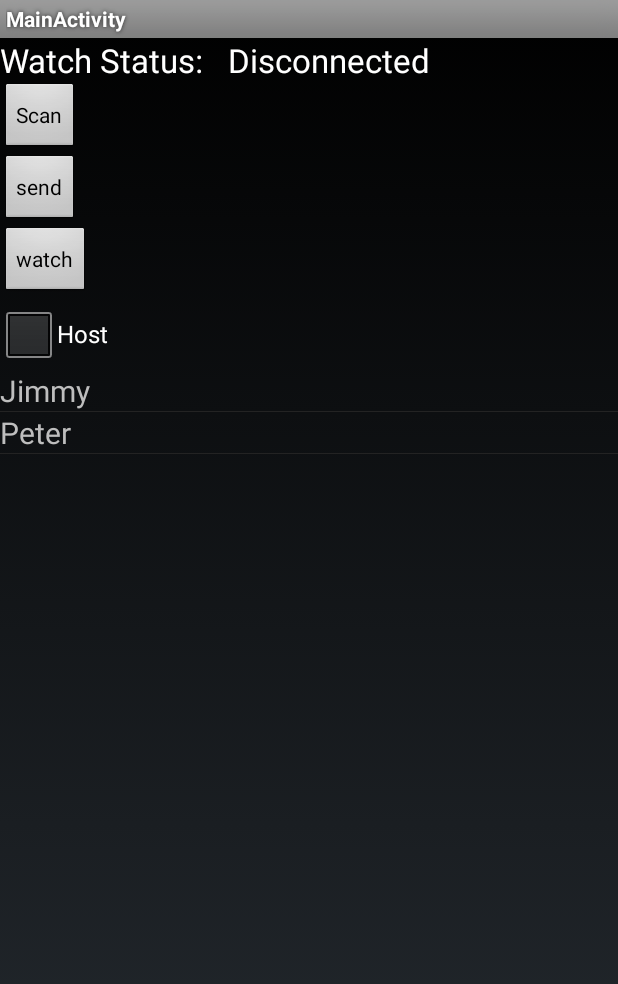
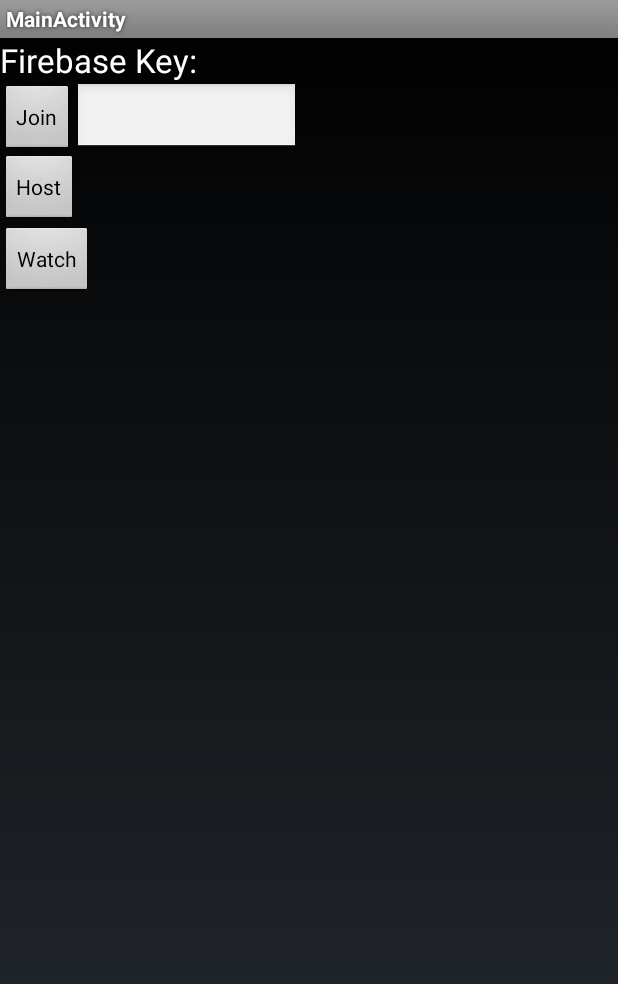
Before and after one commit to JKereliuk/orangutap, an Android app: the screen it shows after launch (MainActivity), on a phone screen of 412 x 824 dp. Shown: the top 984 px of the screen. Run offline under Robolectric (Android 15) with nearby library versions, the phone set to English and light mode, and no system bars; libraries missing offline, so code that uses them is left out: com.firebase.client; 5 statements that could not run were skipped.

Commit message:
sync phones with firebase

```diff
--- a/dMetronome/handheldApp/src/main/AndroidManifest.xml
+++ b/dMetronome/handheldApp/src/main/AndroidManifest.xml
@@ -15,6 +15,7 @@
 
     <uses-permission android:name="android.permission.BLUETOOTH"/>
     <uses-permission android:name="android.permission.BLUETOOTH_ADMIN"/>
+    <uses-permission android:name="android.permission.INTERNET" />
 
 
     <application
--- a/dMetronome/handheldApp/src/main/java/com/digutsoft/metronome/MainActivity.java
+++ b/dMetronome/handheldApp/src/main/java/com/digutsoft/metronome/MainActivity.java
@@ -1,22 +1,20 @@
 package com.digutsoft.metronome;
 
 import android.app.Activity;
-import android.bluetooth.BluetoothAdapter;
-import android.bluetooth.BluetoothDevice;
-import android.content.Intent;
 import android.os.Bundle;
 import android.os.Handler;
 import android.os.Message;
 import android.util.Log;
 import android.view.View;
-import android.widget.ArrayAdapter;
 import android.widget.Button;
-import android.widget.CheckBox;
-import android.widget.CompoundButton;
-import android.widget.ListView;
+import android.widget.EditText;
 import android.widget.TextView;
 import android.widget.Toast;
 
+import com.firebase.client.DataSnapshot;
+import com.firebase.client.Firebase;
+import com.firebase.client.FirebaseError;
+import com.firebase.client.ValueEventListener;
 import com.google.android.gms.common.ConnectionResult;
 import com.google.android.gms.common.api.GoogleApiClient;
 import com.google.android.gms.wearable.DataApi;
@@ -30,11 +28,7 @@ import com.google.android.gms.wearable.NodeApi;
 import com.google.android.gms.wearable.PutDataMapRequest;
 import com.google.android.gms.wearable.PutDataRequest;
 import com.google.android.gms.wearable.Wearable;
-
-import java.sql.Time;
-import java.util.Date;
 import java.util.Random;
-import java.util.Set;
 
 
 public class MainActivity extends Activity implements
@@ -42,24 +36,8 @@ public class MainActivity extends Activity implements
         GoogleApiClient.ConnectionCallbacks,
         GoogleApiClient.OnConnectionFailedListener {
 
-
-
-    private static final String TAG = "BluetoothChatFragment";
-    private Button onBtn;
-    private Button offBtn;
-    private Button listBtn;
-    private Button findBtn;
-    private Button sendMsgBtn;
-    private Button mScanBtn;
-    private CheckBox mHostCheckbox;
-    private TextView text;
-    private BluetoothAdapter myBluetoothAdapter;
-    private Set<BluetoothDevice> pairedDevices;
-    private ListView myListView;
-    private ListView mHostListView;
-    private ListView mClientListView;
-    private ArrayAdapter<String> BTArrayAdapter;
     private boolean mIsHosting;
+    private String mFirebaseKey;
     private GoogleApiClient mGoogleApiClient;
     private int mBpm = 0;
     private Long mStartTime;
@@ -67,100 +45,27 @@ public class MainActivity extends Activity implements
     private static final String BPM_KEY = "com.example.key.BPM";
     private static final String TIME_KEY = "com.example.key.TIME";
 
-    // Intent request codes
-    private static final int REQUEST_CONNECT_DEVICE = 1;
-    private static final int REQUEST_ENABLE_BT = 3;
+    private Firebase mFirebaseRef;
 
-    private final Handler mHandler = new Handler() {
-        @Override
-        public void handleMessage(Message msg) {
-            switch (msg.what) {
-//                case Constants.MESSAGE_WRITE:
-//                    byte[] writeBuf = (byte[]) msg.obj;
-//                    // construct a string from the buffer
-//                    String writeMessage = new String(writeBuf);
-//                    mConversationArrayAdapter.add("Me:  " + writeMessage);
-//                    break;
-                case Constants.MESSAGE_READ:
-                    byte[] readBuf = (byte[]) msg.obj;
-                    // construct a string from the valid bytes in the buffer
-                    String readMessage = new String(readBuf, 0, msg.arg1);
-                    Toast.makeText(MainActivity.this, readMessage, Toast.LENGTH_SHORT).show();
-                    updateBPM(decodeMessageStartTime(readMessage), decodeMessageBpm(readMessage));
-                    updateWatchData();
-                    break;
-//                case Constants.MESSAGE_DEVICE_NAME:
-//                    // save the connected device's name
-//                    mConnectedDeviceName = msg.getData().getString(Constants.DEVICE_NAME);
-//                    if (null != activity) {
-//                        Toast.makeText(activity, "Connected to "
-//                                + mConnectedDeviceName, Toast.LENGTH_SHORT).show();
-//                    }
-////                    break;
-//                case Constants.MESSAGE_TOAST:
-//                    if (null != activity) {
-//                        Toast.makeText(activity, msg.getData().getString(Constants.TOAST),
-//                                Toast.LENGTH_SHORT).show();
-//                    }
-//                    break;
-            }
+    private Handler mHandler = new Handler() {
+        public void handleMessage(Message message) {
+            Log.v("mytag", "handler is handling! Hosting firebase");
+
+            // this is mostly just for safety not sure if I need it
+            hostFirebase();
         }
     };
 
-    /**
-     * Name of the connected device
-     */
-    private String mConnectedDeviceName;
-    /**
-     * String buffer for outgoing messages
-     */
-    private StringBuffer mOutStringBuffer;
-
-    /**
-     * Member object for the chat services
-     */
-    private BluetoothChatService mChatService;
-    /**
-     * Local Bluetooth adapter
-     */
-    private BluetoothAdapter mBluetoothAdapter;
 
     @Override
     protected void onCreate(Bundle savedInstanceState) {
         super.onCreate(savedInstanceState);
-
-
-        // Get local Bluetooth adapter
-        mBluetoothAdapter = BluetoothAdapter.getDefaultAdapter();
-
-        // If the adapter is null, then Bluetooth is not supported
-        if (mBluetoothAdapter == null) {
-            Toast.makeText(MainActivity.this, "Bluetooth is not available", Toast.LENGTH_LONG).show();
-            MainActivity.this.finish();
-        }
+        Firebase.setAndroidContext(this);
+        mFirebaseRef = new Firebase("https://blazing-fire-4007.firebaseio.com/");
 
         setContentView(R.layout.activity_main);
 
         mIsHosting = false;
-
-        // Populate lists with data
-        String[] clients = {"Jimmy", "Peter"};
-        ArrayAdapter<String> clientsAdapter = new ArrayAdapter<String>(this, R.layout.list_item, clients);
-
-        mClientListView = (ListView) findViewById(R.id.client_listview);
-
-        mClientListView.setAdapter(clientsAdapter);
-
-        mHostCheckbox = (CheckBox) findViewById(R.id.host_checkbox);
-        mScanBtn = (Button) findViewById(R.id.scan_btn);
-
-        mHostCheckbox.setOnCheckedChangeListener( new CompoundButton.OnCheckedChangeListener() {
-            @Override
-            public void onCheckedChanged(CompoundButton buttonView, boolean isChecked) {
-                mScanBtn.setEnabled(!isChecked);
-                mIsHosting = isChecked;
-            }
-        });
 
         mGoogleApiClient = new GoogleApiClient.Builder(this)
                 .addApi(Wearable.API)
@@ -168,30 +73,32 @@ public class MainActivity extends Activity implements
                 .addOnConnectionFailedListener(this)
                 .build();
 
-        mScanBtn.setOnClickListener(new View.OnClickListener() {
-            @Override
-            public void onClick(View v) {
-
-                Intent serverIntent = new Intent(MainActivity.this, DeviceListActivity.class);
-                startActivityForResult(serverIntent, REQUEST_CONNECT_DEVICE);
-            }
-        });
-
-
-        Button sendBtn = (Button) findViewById(R.id.send_btn);
-        sendBtn.setOnClickListener(new View.OnClickListener() {
-            @Override
-            public void onClick(View v) {
-                sendMessage(String.valueOf(System.currentTimeMillis()) + ":223");
-            }
-        });
-
         Button watch = (Button) findViewById(R.id.watch);
         watch.setOnClickListener(new View.OnClickListener() {
             @Override
             public void onClick(View v) {
                 updateBPM(System.currentTimeMillis(), new Random().nextInt(40) + 100);
                 updateWatchData();
+            }
+        });
+
+        final Button joinBtn = (Button) findViewById(R.id.join_btn);
+        joinBtn.setOnClickListener(new View.OnClickListener() {
+            @Override
+            public void onClick(View v) {
+                String key = ((EditText) findViewById(R.id.firebase_key_input)).getText().toString();
+                if (key != null && !key.isEmpty()) {
+                    joinFirebase(key);
+                }
+            }
+        });
+
+
+        final Button hostBtn = (Button) findViewById(R.id.host_btn);
+        hostBtn.setOnClickListener(new View.OnClickListener() {
+            @Override
+            public void onClick(View v) {
+                hostFirebase();
             }
         });
     }
@@ -203,31 +110,39 @@ public class MainActivity extends Activity implements
         dataMap.putInt(BPM_KEY, mBpm);
         //Requires a new thread to avoid blocking the UI
         new SendToDataLayerThread("/bpm", dataMap).start();
-        Toast.makeText(MainActivity.this, "Sent message to phone", Toast.LENGTH_SHORT).show();
+        Toast.makeText(MainActivity.this, "Sent message to watch", Toast.LENGTH_SHORT).show();
     }
 
     @Override
     protected void onStart() {
         super.onStart();
         mGoogleApiClient.connect();
+    }
 
-        // If BT is not on, request that it be enabled.
-        // setupChat() will then be called during onActivityResult
-        if (!mBluetoothAdapter.isEnabled()) {
+     public void joinFirebase (String firebaseSessionKey){
 
-            Intent enableIntent = new Intent(BluetoothAdapter.ACTION_REQUEST_ENABLE);
-            startActivityForResult(enableIntent, REQUEST_ENABLE_BT);
-            // Otherwise, setup the chat session
-        }
+         mIsHosting = false;
 
-        if (mChatService == null) {
-            // Initialize the BluetoothChatService to perform bluetooth connections
-            mChatService = new BluetoothChatService(this, mHandler);
+         mFirebaseRef.child(firebaseSessionKey).addValueEventListener(new ValueEventListener() {
+             @Override
+             public void onDataChange(DataSnapshot snapshot) {
+                 Long fireBaseStartTime = (Long) snapshot.child("startTime").getValue();
+                 Long fireBasebpm = (Long) snapshot.child("bpm").getValue();
+                 if (fireBaseStartTime != null && fireBasebpm != null ) {
+                     long fireBaseStartTimeLong = fireBaseStartTime;
+                     int fireBasebpmInt = fireBasebpm.intValue();
+                     Toast.makeText(MainActivity.this, String.format("Got BPM %d and time %d", fireBasebpmInt, fireBaseStartTimeLong), Toast.LENGTH_SHORT).show();
+                     updateBPM(fireBaseStartTimeLong, fireBasebpmInt);
+                     updateWatchData();
+                 }
+             }
 
-            // Initialize the buffer for outgoing messages
-            mOutStringBuffer = new StringBuffer("");
-        }
-    }
+             @Override
+             public void onCancelled(FirebaseError firebaseError) {
+                 System.out.println("The read failed: " + firebaseError.getMessage());
+             }
+         });
+     }
 
 
     @Override
@@ -256,8 +171,10 @@ public class MainActivity extends Activity implements
                 // DataItem changed
                 DataItem item = event.getDataItem();
                 if (item.getUri().getPath().compareTo("/bpm") == 0) {
+                    Log.v("mytag", "Got new bpm from watch");
                     DataMap dataMap = DataMapItem.fromDataItem(item).getDataMap();
                     updateBPM(dataMap.getLong(TIME_KEY), dataMap.getInt(BPM_KEY));
+                    hostFirebase();
                 }
             } else if (event.getType() == DataEvent.TYPE_DELETED) {
                 // DataItem deleted
@@ -265,6 +182,32 @@ public class MainActivity extends Activity implements
         }
     }
 
+    private String generateFirebaseKey() {
+        String AB = "0123456789ABCDEFGHIJKLMNOPQRSTUVWXYZ";
+        Random rnd = new Random();
+        StringBuilder sb = new StringBuilder(4);
+        for( int i = 0; i < 4; i++ )
+            sb.append( AB.charAt( rnd.nextInt(AB.length()) ) );
+        return sb.toString();
+    }
+
+    private void hostFirebase() {
+        if(!mIsHosting) {
+            mIsHosting = true;
+            mFirebaseKey = generateFirebaseKey();
+            Log.v("mytag", "now hosting on firebase");
+            runOnUiThread(new Runnable() {
+                @Override
+                public void run() {
+                    ((TextView) findViewById(R.id.firebase_key)).setText(mFirebaseKey);
+
+                }
+            });
+        }
+        Firebase usersRef = mFirebaseRef.child(mFirebaseKey);
+        usersRef.child("bpm").setValue(mBpm);
+        usersRef.child("startTime").setValue(mStartTime);
+    }
     @Override
     public void onConnectionFailed(ConnectionResult connectionResult) {
         Toast.makeText(MainActivity.this, "Connection to watch failed", Toast.LENGTH_SHORT).show();
@@ -303,74 +246,4 @@ public class MainActivity extends Activity implements
             }
         }
     }
-
-    public void onActivityResult(int requestCode, int resultCode, Intent data) {
-        switch (requestCode) {
-            case REQUEST_CONNECT_DEVICE:
-                // When DeviceListActivity returns with a device to connect
-                if (resultCode == Activity.RESULT_OK) {
-                    connectDevice(data, true);
-                }
-                break;
-            case REQUEST_ENABLE_BT:
-                // When the request to enable Bluetooth returns
-                if (resultCode == Activity.RESULT_OK) {
-                    // Bluetooth is now enabled, so set up a chat session
-                    // Initialize the BluetoothChatService to perform bluetooth connections
-                    mChatService = new BluetoothChatService(MainActivity.this, mHandler);
-
-                    // Initialize the buffer for outgoing messages
-                    mOutStringBuffer = new StringBuffer("");
-                } else {
-                    // User did not enable Bluetooth or an error occurred
-                    Log.d(TAG, "BT not enabled");
-                    Toast.makeText(MainActivity.this, "BT not enabled",
-                            Toast.LENGTH_SHORT).show();
-                    MainActivity.this.finish();
-                }
-        }
-    }
-
-    private void connectDevice(Intent data, boolean secure) {
-        // Get the device MAC address
-        String address = data.getExtras()
-                .getString(DeviceListActivity.EXTRA_DEVICE_ADDRESS);
-        // Get the BluetoothDevice object
-        BluetoothDevice device = mBluetoothAdapter.getRemoteDevice(address);
-        // Attempt to connect to the device
-        mChatService.connect(device, secure);
-    }
-
-    private String encodeMessage(Long startTime, int bpm) {
-        return String.format("%d:%d", startTime, bpm);
-    }
-
-    private long decodeMessageStartTime(String msg) {
-        return Long.parseLong(msg.substring(0, msg.indexOf(":")));
-    }
-
-    private int decodeMessageBpm(String msg) {
-        return Integer.parseInt(msg.substring(msg.indexOf(":") + 1));
-    }
-
-    private void sendMessage(String message) {
-        // Check that we're actually connected before trying anything
-        if (mChatService.getState() != BluetoothChatService.STATE_CONNECTED) {
-            Toast.makeText(MainActivity.this, R.string.not_connected, Toast.LENGTH_SHORT).show();
-            return;
-        }
-
-        // Check that there's actually something to send
-        if (message.length() > 0) {
-            // Get the message bytes and tell the BluetoothChatService to write
-            byte[] send = message.getBytes();
-            mChatService.write(send);
-
-            // Reset out string buffer to zero and clear the edit text field
-            mOutStringBuffer.setLength(0);
-        }
-    }
-
-
-
 }
--- a/dMetronome/handheldApp/src/main/res/layout/activity_main.xml
+++ b/dMetronome/handheldApp/src/main/res/layout/activity_main.xml
@@ -14,51 +14,43 @@
             android:layout_width="wrap_content"
             android:layout_height="wrap_content"
             android:textAppearance="?android:attr/textAppearanceLarge"
-            android:text="@string/watch_status" />
+            android:text="@string/firebase_key" />
 
         <TextView
-            android:id="@+id/watch_status"
+            android:id="@+id/firebase_key"
             android:layout_width="wrap_content"
             android:layout_height="wrap_content"
             android:textAppearance="?android:attr/textAppearanceLarge"
-            android:paddingLeft="@dimen/activity_horizontal_margin"
-            android:text="@string/disconnected" />
+            android:paddingLeft="@dimen/activity_horizontal_margin" />
     </LinearLayout>
+
+    <LinearLayout
+        android:layout_width="wrap_content"
+        android:layout_height="wrap_content"
+        android:orientation="horizontal">
+        <Button
+            android:layout_width="wrap_content"
+            android:layout_height="wrap_content"
+            android:id="@+id/join_btn"
+            android:text="@string/join"/>
+
+        <EditText
+            android:id="@+id/firebase_key_input"
+            android:layout_width="150dp"
+            android:layout_height="wrap_content" />
+     </LinearLayout>
+
 
     <Button
         android:layout_width="wrap_content"
         android:layout_height="wrap_content"
-        android:id="@+id/scan_btn"
-        android:text="@string/scan"/>
-
-    <Button
-        android:layout_width="wrap_content"
-        android:layout_height="wrap_content"
-        android:id="@+id/send_btn"
-        android:text="send"/>
+        android:id="@+id/host_btn"
+        android:text="Host"/>
 
     <Button
         android:layout_width="wrap_content"
         android:layout_height="wrap_content"
         android:id="@+id/watch"
-        android:text="watch"/>
-
-    <LinearLayout
-        android:id="@+id/host_section"
-        android:layout_width="match_parent"
-        android:layout_height="wrap_content"
-        android:orientation="vertical">
-
-        <CheckBox
-            android:id="@+id/host_checkbox"
-            android:layout_width="wrap_content"
-            android:layout_height="wrap_content"
-            android:text="@string/host"/>
-
-        <ListView
-            android:id="@+id/client_listview"
-            android:layout_width="fill_parent"
-            android:layout_height="200dp"/>
-    </LinearLayout>
+        android:text="Watch"/>
 
 </LinearLayout>
--- a/dMetronome/handheldApp/src/main/res/values/strings.xml
+++ b/dMetronome/handheldApp/src/main/res/values/strings.xml
@@ -10,11 +10,9 @@
     <string name="List">List paired Devices</string>
     <string name="Find">Search new Devices / Cancel</string>
     <string name="Send_message">Send Message</string>
-    <string name="watch_status">Watch Status:</string>
-    <string name="connected">Connected</string>
-    <string name="disconnected">Disconnected</string>
+    <string name="firebase_key">Firebase Key:</string>
     <string name="host">Host</string>
-    <string name="scan">Scan</string>
+    <string name="join">Join</string>
     <string name="none_paired">No Devices Paired</string>
     <string name="scanning">Scanning</string>
     <string name="select_device">Select Device</string>
```
Also changed, not shown: dMetronome/handheldApp/build.gradle (+14 -1 lines).
